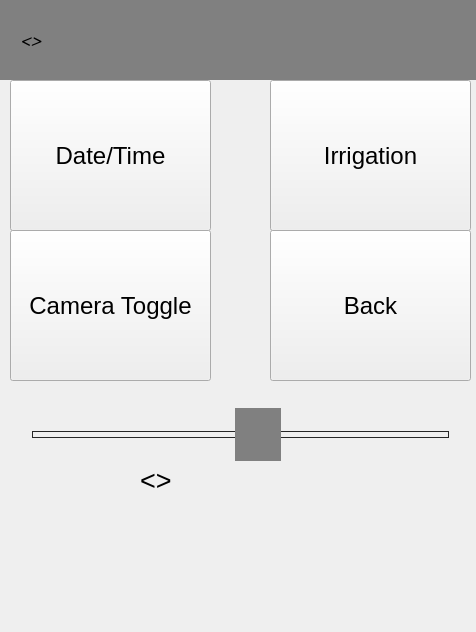
This is Software/code/form.ui in Ulnooweg/GroBot as Qt 5 draws it before an edit. The edited form follows.
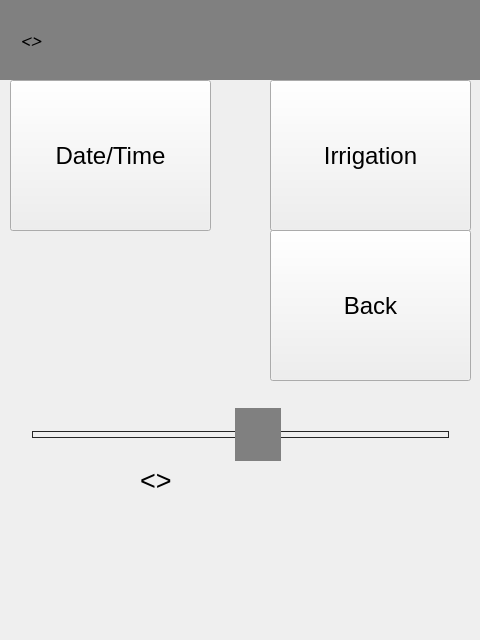
This is the edited form. The open tabs and pages were chosen to show the change.

Commit message: Changed "Widget" class run as "QMainwindow" as apposed to "QWidget"

Diff of the .ui file:
```diff
--- a/Software/code/form.ui
+++ b/Software/code/form.ui
@@ -6,8 +6,8 @@
    <rect>
     <x>0</x>
     <y>0</y>
-    <width>476</width>
-    <height>632</height>
+    <width>480</width>
+    <height>640</height>
    </rect>
   </property>
   <property name="font">
@@ -531,29 +531,6 @@
       <string>Date/Time</string>
      </property>
     </widget>
-    <widget class="QPushButton" name="cameratoggle_btn">
-     <property name="geometry">
-      <rect>
-       <x>10</x>
-       <y>160</y>
-       <width>201</width>
-       <height>151</height>
-      </rect>
-     </property>
-     <property name="font">
-      <font>
-       <family>Segoe UI</family>
-       <pointsize>18</pointsize>
-       <bold>false</bold>
-      </font>
-     </property>
-     <property name="layoutDirection">
-      <enum>Qt::LayoutDirection::LeftToRight</enum>
-     </property>
-     <property name="text">
-      <string>Camera Toggle</string>
-     </property>
-    </widget>
     <widget class="QSlider" name="brightness_slider">
      <property name="geometry">
       <rect>
```
Left out of the diff: 3 changed lines with no effect on the pictures. The commit also changes 2 other files.
